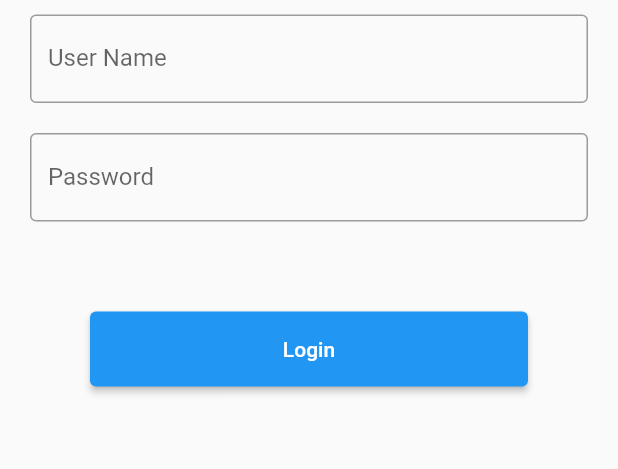
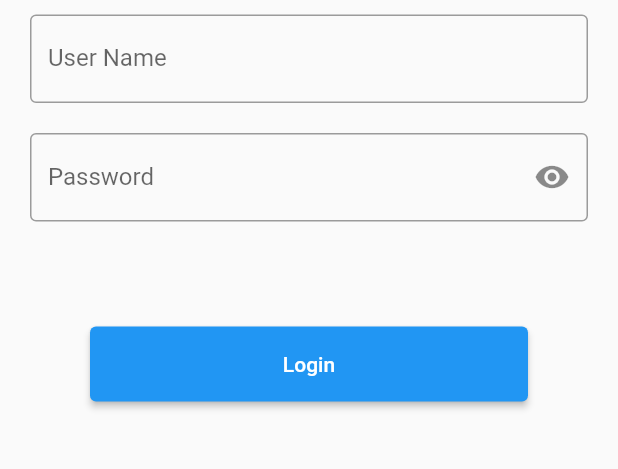
Before and after one commit to Indarafata/ITSM-MOBILE, a Flutter app: the screen it shows after launch, on a phone screen of 412 x 824 dp, the part 257-726 px from its top. Run offline on Flutter 3.47's test engine with Material 2 defaults, Android fonts, the phone set to English and light mode, and no system bars; our stand-ins replace dropdown_button2, get, iconly, loading_animation_widget, responsive_sizer, shared_preferences; Roboto replaces fonts that are missing (Nunito).

Commit message:
update splash

```diff
--- a/lib/modules/home/views/home_page.dart
+++ b/lib/modules/home/views/home_page.dart
@@ -45,7 +45,7 @@ class HomePage extends StatelessWidget {
           MenuCard(
             onTap: () => Get.toNamed(RouteName.computer),
             label: "Computers",
-            icon: Icons.monitor_sharp,
+            icon: Icons.computer_sharp,
           ),
           SizedBox(
             height: 20,
@@ -85,7 +85,7 @@ class HomePage extends StatelessWidget {
           MenuCard(
             onTap: () => Get.toNamed(RouteName.printer),
             label: "Printers",
-            icon: Icons.network_check_sharp,
+            icon: Icons.print,
           ),
           SizedBox(
             height: 20,
@@ -93,7 +93,7 @@ class HomePage extends StatelessWidget {
           MenuCard(
             onTap: () => Get.toNamed(RouteName.rack),
             label: "Rack",
-            icon: Icons.network_check_sharp,
+            icon: Icons.gif_box,
           ),
           SizedBox(
             height: 20,
--- a/lib/modules/login/views/login.dart
+++ b/lib/modules/login/views/login.dart
@@ -44,14 +44,24 @@ class Login extends StatelessWidget {
                   ),
                 ),
               ),
-              Container(
-                padding: const EdgeInsets.fromLTRB(10, 10, 10, 0),
-                child: TextField(
-                  obscureText: true,
-                  controller: controller.passwordTextController,
-                  decoration: const InputDecoration(
-                    border: OutlineInputBorder(),
-                    labelText: 'Password',
+              Obx(
+                () => Container(
+                  padding: const EdgeInsets.all(10),
+                  child: TextField(
+                    obscureText: controller.isObsecured.value,
+                    controller: controller.passwordTextController,
+                    decoration: InputDecoration(
+                      suffixIcon: GestureDetector(
+                        onTap: () => controller.isObsecured.value =
+                            !controller.isObsecured.value,
+                        child: Icon(controller.isObsecured.value
+                            ? Icons.visibility
+                            : Icons.visibility_off),
+                      ),
+                      border: OutlineInputBorder(),
+                      // contentPadding: EdgeInsets.symmetric(vertical: 7),
+                      labelText: 'Password',
+                    ),
                   ),
                 ),
               ),
--- a/lib/modules/splash/views/splash_screen.dart
+++ b/lib/modules/splash/views/splash_screen.dart
@@ -18,7 +18,7 @@ class SplashScreen extends StatelessWidget {
         //   end: Alignment.bottomLeft,
         //   colors: [colorPrimary, colorSecondary],
         // ),
-        color: Colors.green,
+        color: Colors.white,
       ),
       child: Scaffold(
         backgroundColor: Colors.transparent,
```
Also changed, not shown: lib/modules/computers/views/update_page.dart (+6 -6 lines), pubspec.lock.
